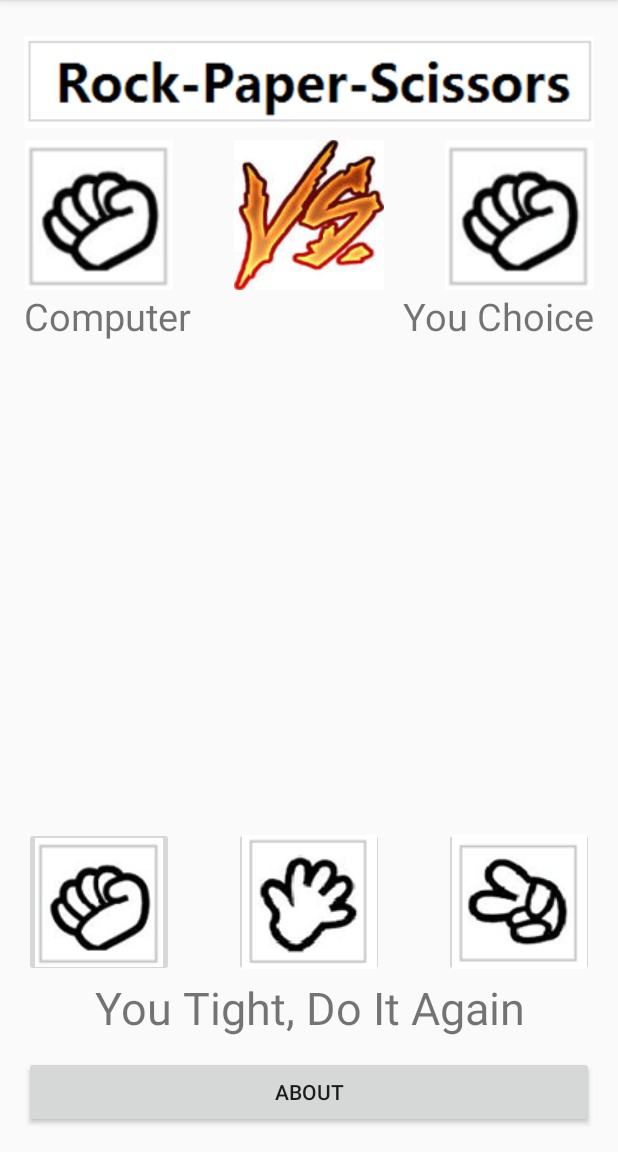
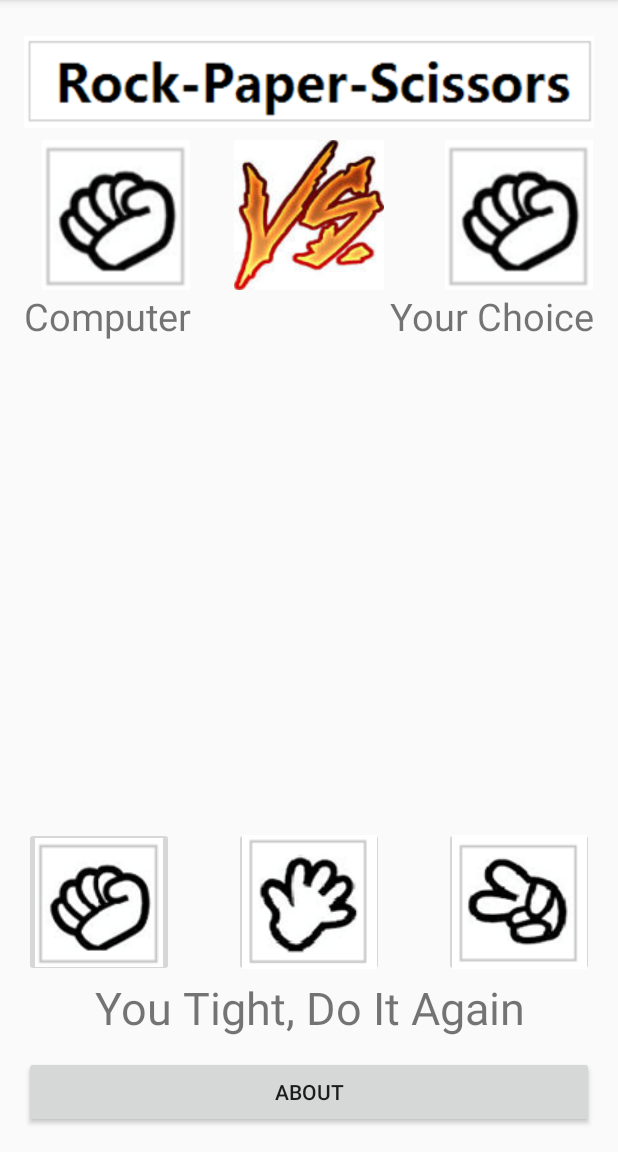
Before and after one commit to weihuang023/RockPaperScissors, an Android app: the screen it shows after launch (MainActivity), after a tap on an icon or button, on a phone screen of 412 x 824 dp, the part 84-1236 px from its top. Run offline under Robolectric (Android 15) with nearby library versions, the phone set to English and light mode, and no system bars; 3 other taps on this screen came first.

Commit message:
update indent  line

```diff
--- a/app/src/main/java/com/example/huang/rockpaperscissors/MainActivity.java
+++ b/app/src/main/java/com/example/huang/rockpaperscissors/MainActivity.java
@@ -16,7 +16,9 @@ import android.widget.TextView;
 import java.util.Random;
 
 public class MainActivity extends AppCompatActivity implements OnClickListener{
+
     protected static final String TAG = "Rock-Paper-Scissors";
+
     ImageButton rockImageButton;
     ImageButton paperImageButton;
     ImageButton scissorImageButton;
@@ -40,20 +42,22 @@ public class MainActivity extends AppCompatActivity implements OnClickListener{
         scissorImageButton = (ImageButton) findViewById(R.id.scissor_imagebutton);
         scissorImageButton.setOnClickListener(this);
         textView = (TextView)findViewById(R.id.result);
+        textView.setText(R.string.result);
     }
 
 
     @Override
     public void onClick(View v) {
         switch(v.getId()){
+
             case R.id.about_button:
                 Intent intent = new Intent(MainActivity.this, About.class);
                 startActivity(intent);
                 break;
+
             case R.id.rock_imagebutton:
                 imageView2.setImageResource(R.drawable.rock);
                 getRandomPic();
-                Log.d(TAG, "Image Tag " + imageView1.getTag() + " R Draw Tag " + R.drawable.scissor);
                 showResult1();
                 break;
 
@@ -62,11 +66,13 @@ public class MainActivity extends AppCompatActivity implements OnClickListener{
                 getRandomPic();
                 showResult2();
                 break;
+
             case R.id.scissor_imagebutton:
                 imageView2.setImageResource(R.drawable.scissor);
                 getRandomPic();
                 showResult3();
                 break;
+
         }
     }
 
@@ -78,7 +84,6 @@ public class MainActivity extends AppCompatActivity implements OnClickListener{
         Log.d(TAG, "Randomly Pick Up Picture No. " + i);
         imageView1.setImageResource(photos[i]);
         imageView1.setTag(photos[i]);
-
     }
 
 
@@ -104,8 +109,6 @@ public class MainActivity extends AppCompatActivity implements OnClickListener{
     }
 
     public void showResult1(){
-        textView = (TextView)findViewById(R.id.result);
-        textView.setText(R.string.result);
         if ((Integer)imageView1.getTag() == R.drawable.scissor){
             String wText = "You Won, Play It Again";
             textView.setText(wText);
@@ -119,8 +122,6 @@ public class MainActivity extends AppCompatActivity implements OnClickListener{
     }
 
     public void showResult2(){
-        textView = (TextView)findViewById(R.id.result);
-        textView.setText(R.string.result);
         if ((Integer)imageView1.getTag() == R.drawable.rock){
             String wText = "You Won, Play It Again";
             textView.setText(wText);
@@ -134,8 +135,6 @@ public class MainActivity extends AppCompatActivity implements OnClickListener{
     }
 
     public void showResult3(){
-        textView = (TextView)findViewById(R.id.result);
-        textView.setText(R.string.result);
         if ((Integer)imageView1.getTag() == R.drawable.paper){
             String wText = "You Won, Play It Again";
             textView.setText(wText);
--- a/app/src/main/res/layout/activity_main.xml
+++ b/app/src/main/res/layout/activity_main.xml
@@ -25,7 +25,7 @@
         android:src="@drawable/nopic"
         tools:ignore="ContentDescription"
         android:layout_below="@+id/title_imageView"
-        android:layout_alignParentStart="true" />
+        android:layout_alignEnd="@+id/computer_textview" />
 
     <TextView
         android:layout_width="match_parent"
@@ -93,7 +93,7 @@
     <TextView
         android:layout_width="wrap_content"
         android:layout_height="wrap_content"
-        android:text="You Choice"
+        android:text="Your Choice"
         android:id="@+id/human_textView"
         android:textSize="25sp"
         android:layout_alignTop="@+id/computer_textview"
```
